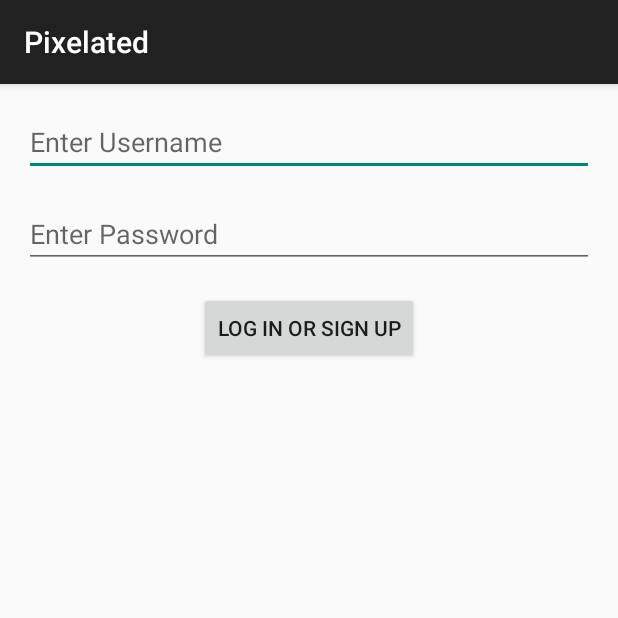
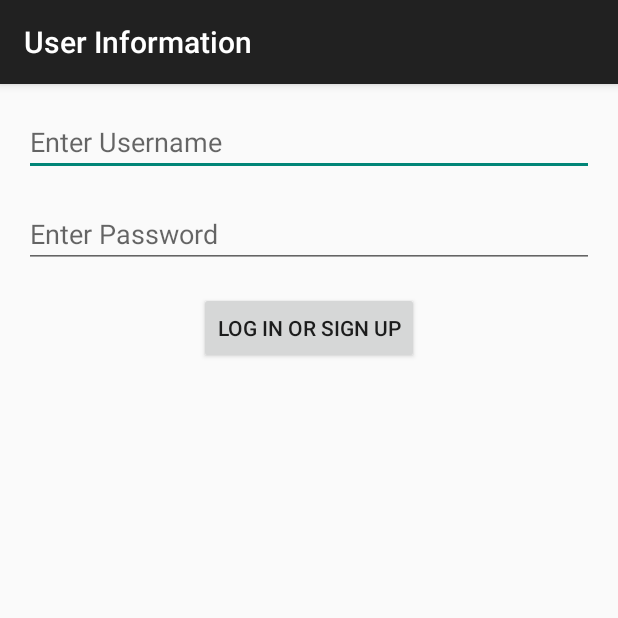
Before and after one commit to tttttttt56/Pixelated, an Android app: the screen it shows after launch (LoginActivity), on a phone screen of 412 x 824 dp, the top half of it. Run offline under Robolectric (Android 15) with nearby library versions, the phone set to English and light mode, and no system bars.

Commit message:
login page theme work

```diff
--- a/app/src/main/java/com/cs407/pixelated/LoginActivity.kt
+++ b/app/src/main/java/com/cs407/pixelated/LoginActivity.kt
@@ -10,6 +10,7 @@ import android.widget.Button
 import android.widget.EditText
 import android.widget.TextView
 import androidx.appcompat.app.AppCompatActivity
+import androidx.appcompat.widget.Toolbar
 import androidx.core.widget.doAfterTextChanged
 import androidx.lifecycle.ViewModelProvider
 import java.security.MessageDigest
@@ -36,14 +37,17 @@ class LoginActivity(
         loginButton = findViewById(R.id.loginButton)
         errorTextView = findViewById(R.id.errorTextView)
 
+        // set action bar title
+        supportActionBar?.title = "User Information"
+
         userViewModel = if (injectedUserViewModel != null) {
             injectedUserViewModel
         } else {
-            // TODO - Use ViewModelProvider to init UserViewModel
+            // use ViewModelProvider to init UserViewModel
             ViewModelProvider(this).get(UserViewModel::class.java)
         }
 
-        // TODO - Get shared preferences from using R.string.userPasswdKV as the name
+        // get shared preferences from using R.string.userPasswdKV as the name
         userPasswdKV =
             this.getSharedPreferences(getString(R.string.userPasswdKV), Context.MODE_PRIVATE)!!
 
@@ -58,14 +62,14 @@ class LoginActivity(
         // Set the login button click action
         loginButton.setOnClickListener {
 
-            // TODO: Get the entered username and password from EditText fields
+            // get the entered username and password from EditText fields
             val currUsername = usernameEditText.text.toString()
             val currPassword = passwordEditText.text.toString()
 
-            // TODO: Set the logged-in user in the ViewModel (store user info) (placeholder)
+            // set the logged-in user in the ViewModel (store user info) (placeholder)
             userViewModel.setUser(UserState(0, currUsername, currPassword))
 
-            // TODO: Navigate to main activity after successful login
+            // navigate to main activity after successful login
             val loginSuccessful = getUserPasswd(currUsername, currPassword)
             if (loginSuccessful) {
                 try {
@@ -77,7 +81,7 @@ class LoginActivity(
                 } catch (e: Exception) {
                     Log.e("CoroutineError", "Exception occurred: ${e.message}", e)
                 }
-                // TODO: Show an error message if either username or password is empty
+                // show an error message if either username or password is empty
             } else if (currUsername.isBlank() || currPassword.isBlank()) {
                 errorTextView.visibility = View.VISIBLE
             } else {
@@ -99,28 +103,28 @@ class LoginActivity(
         name: String,
         passwdPlain: String
     ): Boolean {
-        // TODO: Hash the plain password using a secure hashing function
+        // hash the plain password using a secure hashing function
         val password = hash(passwdPlain)
-        // TODO: Check if the user exists in SharedPreferences (using the username as the key)
+        // check if the user exists in SharedPreferences (using the username as the key)
         if (userPasswdKV.contains(name)) {
-            // TODO: Retrieve the stored password from SharedPreferences
+            // retrieve the stored password from SharedPreferences
             val storedPasswd = userPasswdKV.getString(name, null)
-            // TODO: Compare the hashed password with the stored one and return false if they don't match
+            // compare the hashed password with the stored one and return false if they don't match
             if (password != storedPasswd) {
                 return false
             }
         } else {
-            // TODO: If the user doesn't exist in SharedPreferences, create a new user
+            // if the user doesn't exist in SharedPreferences, create a new user
             val editor = userPasswdKV.edit()
             editor?.putString(name, password)
             editor?.apply()
         }
-        // TODO: Store the hashed password in SharedPreferences for future logins
+        // store the hashed password in SharedPreferences for future logins
         val editor = userPasswdKV.edit()
         editor?.putString(name, password)
         editor?.apply()
 
-        // TODO: Return true if the user login is successful or the user was newly created
+        // return true if the user login is successful or the user was newly created
         return true
     }
 
```
Also changed, not shown: app/src/main/java/com/cs407/pixelated/CentipedeActivity.kt (+3 -4 lines).
